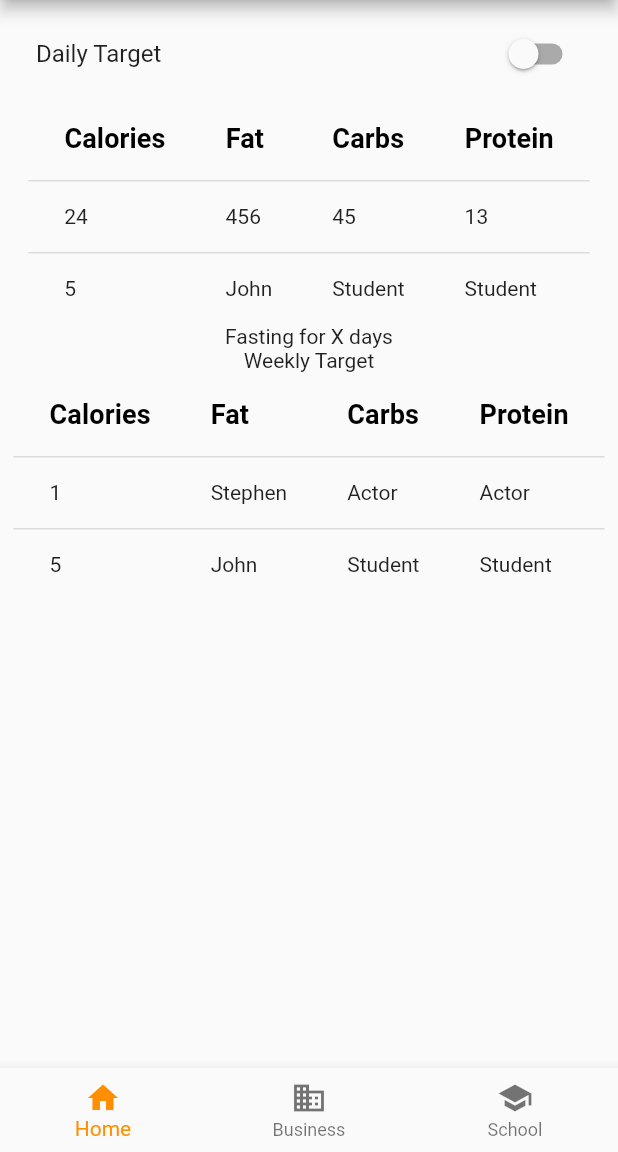
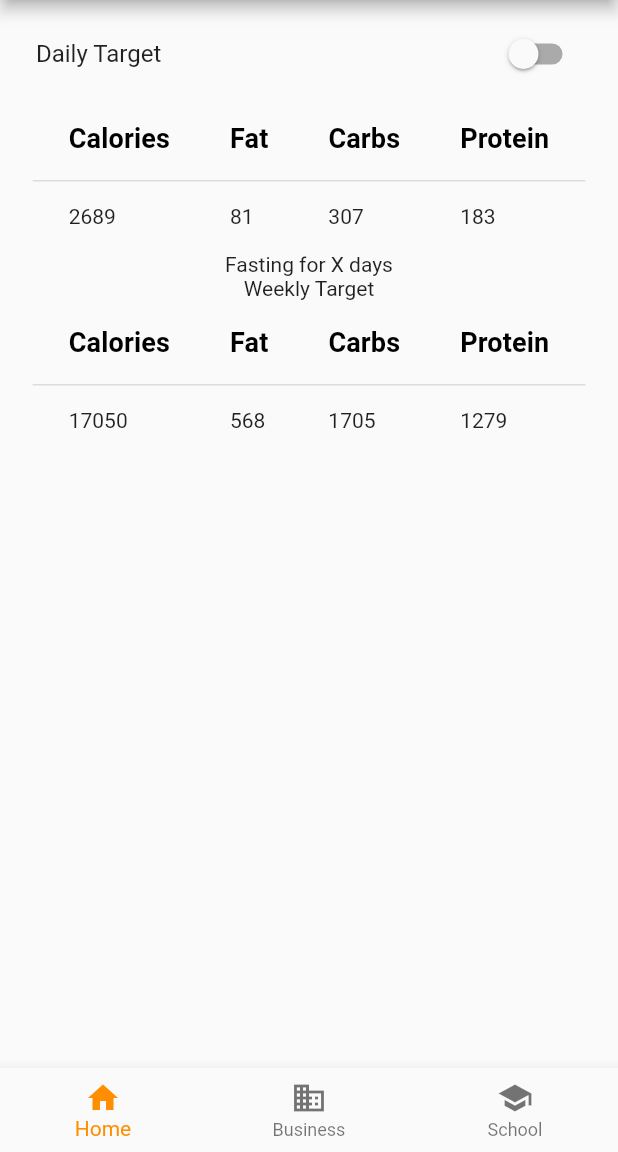
Before and after one commit to DandyAndy22/redifit-mobile, a Flutter app: the screen it shows after launch, on a phone screen of 412 x 824 dp, the part 84-1236 px from its top. Run offline on Flutter 3.47's test engine with Material 2 defaults, Android fonts, the phone set to English and light mode, and no system bars.

Commit message:
Add functionality to switchtile, add appropriate fake data #4

```diff
--- a/lib/screens/home.dart
+++ b/lib/screens/home.dart
@@ -46,21 +46,23 @@ class _HomeState extends State<Home> {
                               style: TextStyle(
                                   fontSize: 18, fontWeight: FontWeight.bold))),
                     ],
-                  rows: const [
+                    rows: _state
+                        ? const [
                             DataRow(cells: [
-                      DataCell(Text('24')),
-                      DataCell(Text('456')),
-                      DataCell(Text('45')),
-                      DataCell(Text('13')),
+                              DataCell(Text('2098')),
+                              DataCell(Text('81')),
+                              DataCell(Text('159')),
+                              DataCell(Text('183')),
                             ]),
+                          ]
+                        : const [
                             DataRow(cells: [
-                      DataCell(Text('5')),
-                      DataCell(Text('John')),
-                      DataCell(Text('Student')),
-                      DataCell(Text('Student')),
+                              DataCell(Text('2689')),
+                              DataCell(Text('81')),
+                              DataCell(Text('307')),
+                              DataCell(Text('183')),
                             ]),
-                  ],
-                ),
+                          ]),
                 const Text("Fasting for X days"),
                 const Text("Weekly Target"),
                 DataTable(
@@ -85,17 +87,17 @@ class _HomeState extends State<Home> {
                   ],
                   rows: const [
                     DataRow(cells: [
-                      DataCell(Text('1')),
-                      DataCell(Text('Stephen')),
-                      DataCell(Text('Actor')),
-                      DataCell(Text('Actor')),
+                      DataCell(Text('17050')),
+                      DataCell(Text('568')),
+                      DataCell(Text('1705')),
+                      DataCell(Text('1279')),
                     ]),
-                    DataRow(cells: [
-                      DataCell(Text('5')),
-                      DataCell(Text('John')),
-                      DataCell(Text('Student')),
-                      DataCell(Text('Student')),
-                    ]),
+                    // DataRow(cells: [
+                    //   DataCell(Text('5')),
+                    //   DataCell(Text('John')),
+                    //   DataCell(Text('Student')),
+                    //   DataCell(Text('Student')),
+                    // ]),
                   ],
                 ),
               ]);
```
Lines whose indentation alone changed are shown as unchanged.
